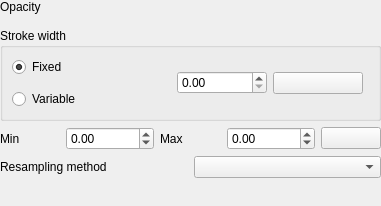
Old version of the form src/ui/mesh/qgsmeshrendererscalarsettingswidgetbase.ui in the repository qgis/QGIS.
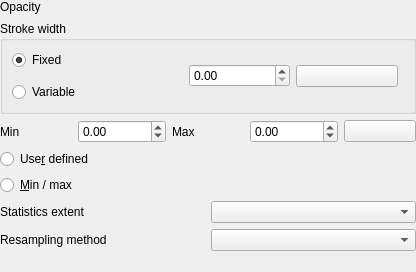
New version of the form. Icons and pictures are not drawn. Custom widgets are drawn as their Qt base class.

Commit message:
Mesh Render Extent Settings
This brings to renderer for Mesh Contours option to set renderer Min Max based on extent (specific canvas, changing canvas) in the same way as renderers for Raster Layer.

```diff
--- a/src/ui/mesh/qgsmeshrendererscalarsettingswidgetbase.ui
+++ b/src/ui/mesh/qgsmeshrendererscalarsettingswidgetbase.ui
@@ -6,8 +6,8 @@
    <rect>
     <x>0</x>
     <y>0</y>
-    <width>381</width>
-    <height>206</height>
+    <width>416</width>
+    <height>272</height>
    </rect>
   </property>
   <property name="windowTitle">
@@ -175,6 +175,44 @@
      </item>
     </layout>
    </item>
+   <item>
+    <layout class="QVBoxLayout" name="verticalLayout_2">
+     <item>
+      <widget class="QRadioButton" name="mUserDefinedRadioButton">
+       <property name="text">
+        <string>Use&amp;r defined</string>
+       </property>
+       <attribute name="buttonGroup">
+        <string notr="true">mMinMaxTypeButtonGroup</string>
+       </attribute>
+      </widget>
+     </item>
+     <item>
+      <widget class="QRadioButton" name="mMinMaxRadioButton">
+       <property name="text">
+        <string>&amp;Min / max</string>
+       </property>
+       <attribute name="buttonGroup">
+        <string notr="true">mMinMaxTypeButtonGroup</string>
+       </attribute>
+      </widget>
+     </item>
+    </layout>
+   </item>
+   <item>
+    <layout class="QHBoxLayout" name="horizontalLayout_3">
+     <item>
+      <widget class="QLabel" name="mMinMaxValueTypeLabel">
+       <property name="text">
+        <string>Statistics extent</string>
+       </property>
+      </widget>
+     </item>
+     <item>
+      <widget class="QComboBox" name="mMinMaxValueTypeComboBox"/>
+     </item>
+    </layout>
+   </item>
    <item>
     <widget class="QWidget" name="mScalarResamplingWidget" native="true">
      <layout class="QHBoxLayout" name="horizontalLayout_4">
```
Left out of the diff: 3 changed lines with no effect on the pictures. The commit also changes 31 other files.
